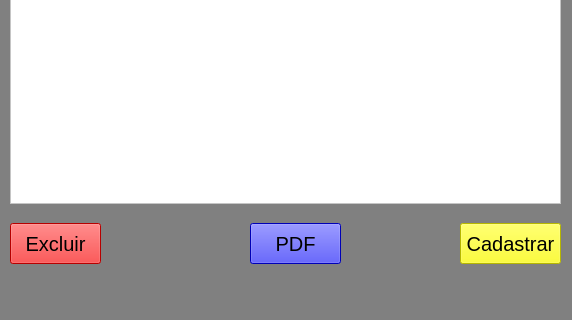
VellarIFSUL/Python, file Sql/telaListaVendas.ui: the form before one commit; both pictures show x 0 to 572 and y 157 to 477 of the 572 by 477 pixel window.
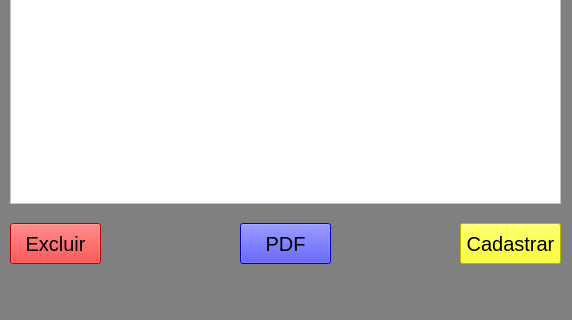
The form after the commit.

The edit to the form file:
```diff
--- a/Sql/telaListaVendas.ui
+++ b/Sql/telaListaVendas.ui
@@ -83,7 +83,7 @@
    <widget class="QPushButton" name="btnPDF">
     <property name="geometry">
      <rect>
-      <x>250</x>
+      <x>240</x>
       <y>380</y>
       <width>91</width>
       <height>41</height>
```
